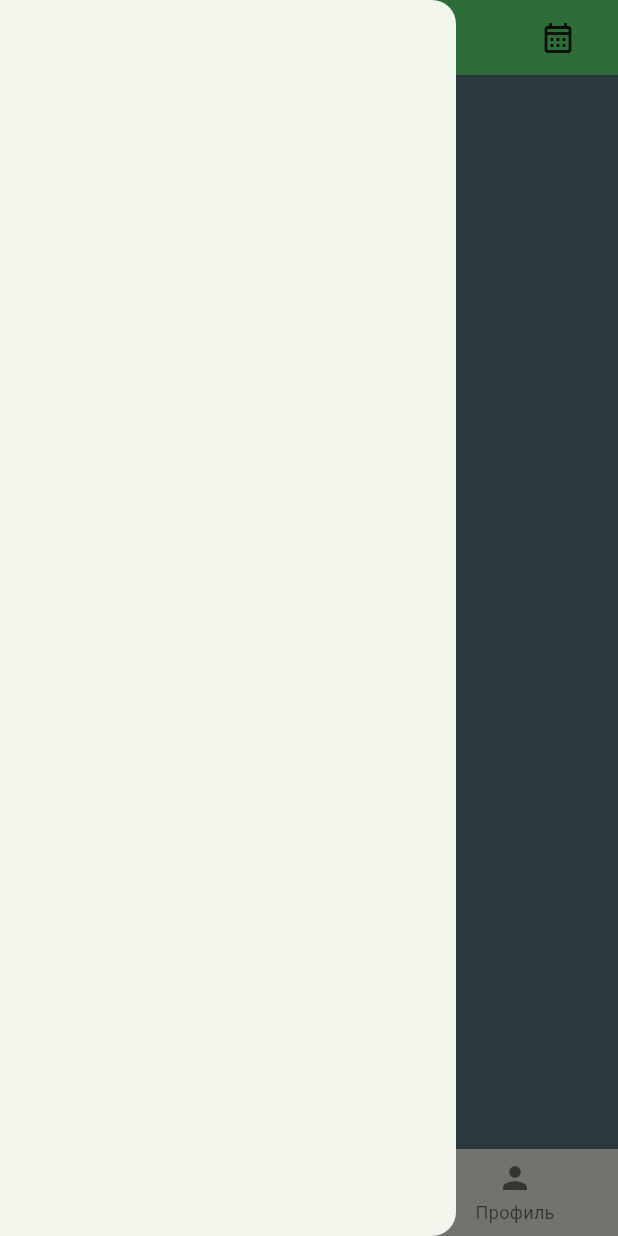
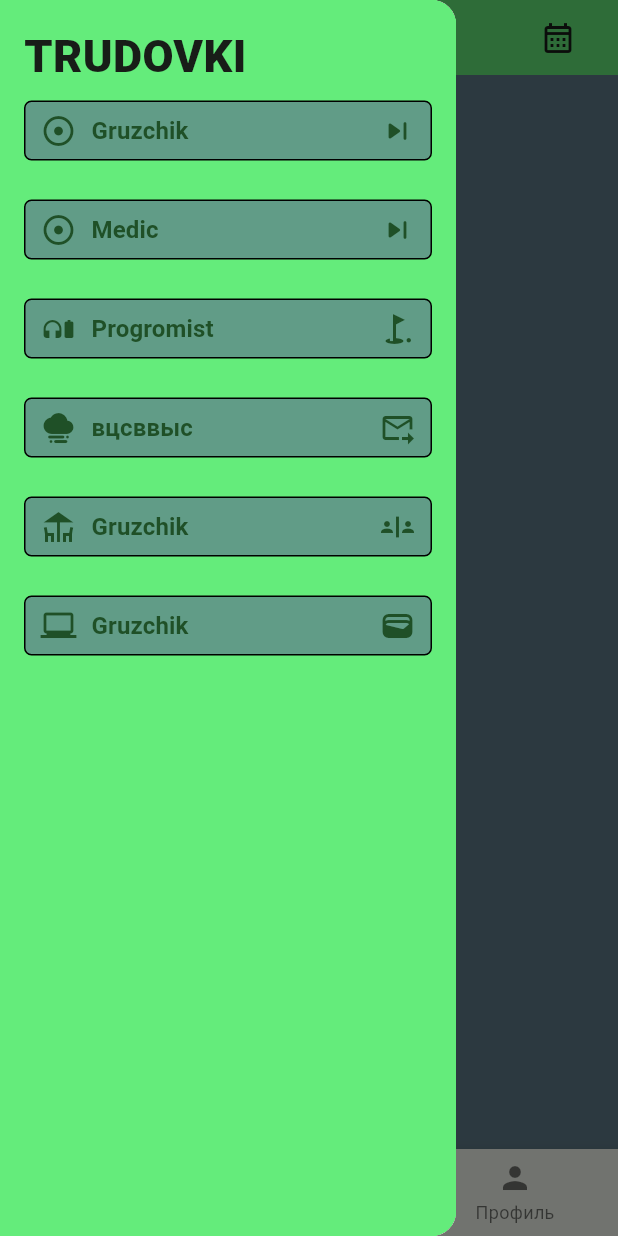
Before and after one commit to Nurtilekb/To-do-app, a Flutter app: the screen it shows after launch, in the side drawer, after a tap on the "add" icon, on a phone screen of 412 x 824 dp. Run offline on Flutter 3.47's test engine with Material 3 defaults, Android fonts, the phone set to English and light mode, and no system bars; our stand-ins replace shared_preferences; missing offline and left inert: google_gemini.

Commit message:
normal update

```diff
--- a/lib/main.dart
+++ b/lib/main.dart
@@ -3,10 +3,12 @@ import 'package:provider/provider.dart';
 import 'package:todoapp/screens/home_screen.dart';
 
 import 'models/task_data.dart';
+import 'widgets/drawer_list.dart';
 
-void main() {
+void main() async{
   runApp(ChangeNotifierProvider(
       create: (context) => TaskData(), child: const MyApp()));
+
 }
 
 class MyApp extends StatelessWidget {
@@ -22,7 +24,9 @@ class MyApp extends StatelessWidget {
         useMaterial3: true,
       ),debugShowCheckedModeBanner: false,
       home: Scaffold(
-          drawer: const Drawer(),
+          drawer: const Drawer(
+            child: DrawLis(),
+          ),
           appBar: PreferredSize(
               preferredSize: const Size.fromHeight(50),
               child: AppBar(
--- a/lib/models/task_data.dart
+++ b/lib/models/task_data.dart
@@ -1,4 +1,7 @@
+import 'dart:convert';
+
 import 'package:flutter/foundation.dart';
+import 'package:shared_preferences/shared_preferences.dart';
 import 'dart:collection';
 
 import 'package:todoapp/models/task.dart';
@@ -8,6 +11,7 @@ class TaskData extends ChangeNotifier {
 
   ];
 
+
   UnmodifiableListView<Task> get mtasks {
     return UnmodifiableListView(tasks);
   }
@@ -16,14 +20,19 @@ class TaskData extends ChangeNotifier {
     return tasks.length;
   }
 
-  void addTask(String newTaskTitle) {
+
+
+
+  void addTask(String newTaskTitle)async {
     final task = Task(name: newTaskTitle);
     tasks.add(task);
+    saveData();
     notifyListeners();
   }
 
   void updateTask(Task task) {
     task.toggleDone();
+     saveData();
     notifyListeners();
   }
 
@@ -32,4 +41,23 @@ class TaskData extends ChangeNotifier {
     notifyListeners();
   }
 
+
+
+
+Future<void> saveData() async {
+  SharedPreferences prefs = await SharedPreferences.getInstance();
+  String dataJson = json.encode(tasks.map((task) => task.toJson()).toList());
+  await prefs.setString('listData', dataJson);
 }
+
+Future<void> loadData() async {
+  SharedPreferences prefs = await SharedPreferences.getInstance();
+  String? dataJson = prefs.getString('listData');
+  if (dataJson != null) {
+    List<dynamic> taskJsonList = json.decode(dataJson);
+    tasks = taskJsonList.map((json) => Task.fromJson(json)).toList();
+    notifyListeners();
+  }
+}
+
+}
--- a/lib/screens/home_screen.dart
+++ b/lib/screens/home_screen.dart
@@ -27,8 +27,8 @@ class _HomepageState extends State<Homepage> {
             label: ' Дом',
           ),
           BottomNavigationBarItem(
-            icon: Icon(Icons.search),
-            label: 'Поиск',
+            icon: Icon(Icons.assistant),
+            label: 'Помошник',
           ),
           BottomNavigationBarItem(
             icon: Icon(Icons.person),
@@ -44,10 +44,11 @@ class _HomepageState extends State<Homepage> {
       ),
       body: IndexedStack(
         index: _currentIndex,
+        // ignore: prefer_const_literals_to_create_immutables
         children:  [
          const Pagedoma(),
          const SearchPage(),
-          Profile(),
+          const Profile(),
         ],
       ),
     );
--- a/lib/screens/profile.dart
+++ b/lib/screens/profile.dart
@@ -1,6 +1,4 @@
-import 'package:flutter/cupertino.dart';
 import 'package:flutter/material.dart';
-import 'package:flutter/widgets.dart';
 
 class Profile extends StatelessWidget {
   const Profile({super.key});
@@ -31,7 +29,7 @@ class Profile extends StatelessWidget {
             ),
             const SizedBox(
               height: 15.0,
-              width: 150.0,
+              width: 250.0,
               child: Divider(
                 color: Colors.amber,
               ),
@@ -57,8 +55,9 @@ class Profile extends StatelessWidget {
                     ),
                   )),
             ),
-            InkWell(
-              onTap: () {},
+           MaterialButton (
+            highlightColor:Colors.black12,
+            onPressed: (){},
               child: Container(
                   margin: const EdgeInsets.symmetric(
                       vertical: 5.0, horizontal: 20.0),
--- a/lib/screens/search_page.dart
+++ b/lib/screens/search_page.dart
@@ -3,7 +3,7 @@ import 'dart:io';
 
 import 'package:flutter/material.dart';
 import 'package:google_gemini/google_gemini.dart';
-const apiKey = "";
+const apiKey = "AIzaSyDuNIc4KmtIrv0zTJqcZqPN1yNSh8mMc08";
 
 class SearchPage extends StatefulWidget {
   const SearchPage({
@@ -21,13 +21,14 @@ class _MyHomePageState extends State<SearchPage> {
         initialIndex: 0,
         length: 2,
         child: Scaffold(
-            appBar: AppBar(
-              title: const Text("Google Gemini"),
+            appBar: AppBar(toolbarHeight: 30,
+              title: const Text("Gemini AI"),
               centerTitle: true,
               bottom: const TabBar(
+
                 tabs: [
-                  Tab(text: "Text Only"),
-                  Tab(text: "Text with Image"),
+                  Tab(text: "Только текст"),
+                  Tab(text: "Текст с изображением"),
                 ],
               ),
             ),
@@ -66,7 +67,7 @@ class _TextOnlyState extends State<TextOnly> {
     setState(() {
       loading = true;
       textChat.add({
-        "role": "User",
+        "role": "ME",
         "text": query,
       });
       _textController.clear();
@@ -77,7 +78,7 @@ class _TextOnlyState extends State<TextOnly> {
       setState(() {
         loading = false;
         textChat.add({
-          "role": "Gemini",
+          "role": "Твой помошник",
           "text": value.text,
         });
       });
@@ -134,7 +135,7 @@ class _TextOnlyState extends State<TextOnly> {
                 child: TextField(
                   controller: _textController,
                   decoration: InputDecoration(
-                    hintText: "Type a message",
+                    hintText: "Kaк я могу вам помочь?",
                     border: OutlineInputBorder(
                         borderRadius: BorderRadius.circular(10.0),
                         borderSide: BorderSide.none),
@@ -176,7 +177,6 @@ class _TextWithImageState extends State<TextWithImage> {
   List textAndImageChat = [];
   List textWithImageChat = [];
   File? imageFile;
-
 
 
   final TextEditingController _textController = TextEditingController();
@@ -225,7 +225,7 @@ class _TextWithImageState extends State<TextWithImage> {
   @override
   Widget build(BuildContext context) {
     return Scaffold(
-      body: Column(
+      body: Column(crossAxisAlignment: CrossAxisAlignment.start,
         children: [
           Expanded(
             child: ListView.builder(
--- /dev/null
+++ b/lib/widgets/drawer_list.dart
@@ -0,0 +1,105 @@
+import 'package:flutter/material.dart';
+
+class DrawLis extends StatelessWidget {
+  const DrawLis({super.key});
+
+  @override
+  Widget build(BuildContext context) {
+    return Container(
+      color: const Color.fromARGB(255, 100, 236, 123),
+      child: Padding(
+        padding: const EdgeInsets.all(16.0),
+        child: ListView(
+          children: [
+            const Text(
+              'TRUDOVKI',
+              style: TextStyle(fontSize: 30, fontWeight: FontWeight.w800),
+            ),
+            Containery(
+                jobb: 'Gruzchik',
+                iconka: const Icon(Icons.adjust_rounded),
+                iconka2: const Icon(Icons.skip_next_rounded),
+                onPressed: () {}),
+            const SizedBox(height: 10),
+            Containery(
+                jobb: 'Medic ',
+                iconka: const Icon(Icons.adjust_rounded),
+                iconka2: const Icon(Icons.skip_next_rounded),
+                onPressed: () {}),
+            const SizedBox(height: 10),
+            Containery(
+                jobb: 'Progromist ',
+                iconka: const Icon(Icons.headphones_battery),
+                iconka2: const Icon(Icons.golf_course),
+                onPressed: () {}),
+            const SizedBox(height: 10),
+            Containery(
+                jobb: 'вцсввыс',
+                iconka: const Icon(Icons.foggy),
+                iconka2: const Icon(Icons.forward_to_inbox),
+                onPressed: () {}),
+            const SizedBox(height: 10),
+            Containery(
+                jobb: 'Gruzchik',
+                iconka: const Icon(Icons.deck_sharp),
+                iconka2: const Icon(Icons.safety_divider),
+                onPressed: () {}),
+            const SizedBox(height: 10),
+            Containery(
+              jobb: 'Gruzchik',
+              iconka: const Icon(Icons.laptop_windows),
+              iconka2: const Icon(Icons.wallet),
+              onPressed: () {},
+            )
+          ],
+        ),
+      ),
+    );
+  }
+}
+
+class Containery extends StatelessWidget {
+  const Containery({super.key,
+    required this.jobb,
+    required this.iconka,
+    required this.iconka2,
+    required this.onPressed,
+  });
+  final String jobb;
+  final Icon iconka;
+  final Icon iconka2;
+  final Function onPressed;
+  @override
+  Widget build(BuildContext context) {
+    return FloatingActionButton(
+      backgroundColor: const Color.fromARGB(255, 100, 236, 123),
+      elevation: 0,
+      onPressed: () {},
+      child: Container(
+        height: 40,
+        decoration: BoxDecoration(
+            color: const Color.fromARGB(184, 96, 125, 139),
+            border: Border.all(
+              width: 1,
+            ),
+            borderRadius: BorderRadius.circular(5)),
+        child: Row(
+          children: [
+            const SizedBox(width: 10),
+            iconka,
+            const SizedBox(width: 10),
+            Expanded(
+              child: Text(
+                jobb,
+                style:
+                    const TextStyle(fontSize: 16, fontWeight: FontWeight.w600),
+              ),
+            ),
+            iconka2,
+            const SizedBox(width: 10)
+          ],
+        ),
+      ),
+    );
+  }
+}
--- a/lib/widgets/task_list.dart
+++ b/lib/widgets/task_list.dart
@@ -1,7 +1,8 @@
 import 'package:flutter/material.dart';
+import 'package:provider/provider.dart';
+
 import 'package:todoapp/models/task_data.dart';
 import 'task_tile.dart';
-import 'package:provider/provider.dart';
 
 class TaskList extends StatefulWidget {
   const TaskList({super.key});
@@ -12,10 +13,17 @@ class TaskList extends StatefulWidget {
 
 class _TaskListState extends State<TaskList> {
   @override
+  void initState() {
+    super.initState();
+    // Загрузка данных из Shared Preferences при инициализации виджета
+    Provider.of<TaskData>(context, listen: false).loadData();
+  }
+
+  @override
   Widget build(BuildContext context) {
     return Container(
       padding: const EdgeInsetsDirectional.all(10),
-      height: 590,
+      height: 610,
       child: Consumer<TaskData>(
         builder: (context, taskdata, child) {
           return ListView.builder(
--- a/pubspec.yaml
+++ b/pubspec.yaml
@@ -39,6 +39,7 @@ dependencies:
   provider: ^6.1.2
   http: ^1.2.1
   google_gemini: ^0.1.2
+  shared_preferences: ^2.2.2
 
 dev_dependencies:
   flutter_test:
```
Also changed, not shown: lib/models/task.dart (+17 -0 lines), lib/widgets/Tipespisok.dart (+8 -3 lines), lib/widgets/task_tile.dart (+37 -17 lines), pubspec.lock, 10 other files.
